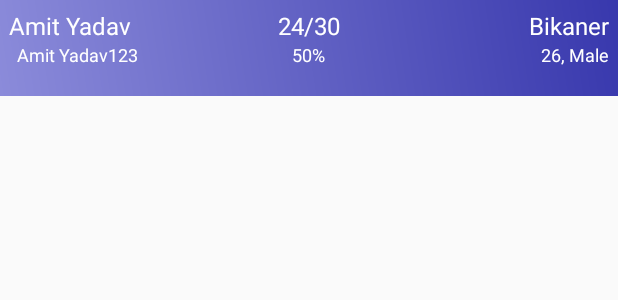
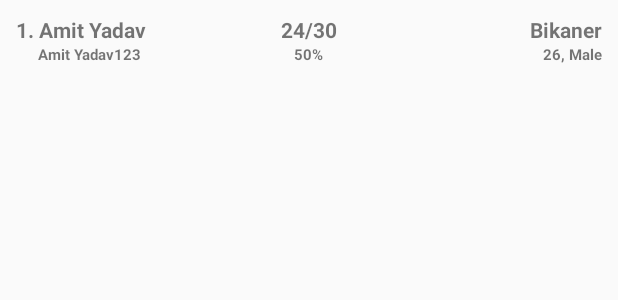
Before and after one commit to ayamit92/HakunaMatata, an Android app: the layout row_layout.xml on its own in the app's theme, with its tools: preview values and no code run, on a phone screen of 412 x 824 dp. Shown: the top 300 px of the screen. Run offline under Robolectric (Android 15) with nearby library versions, the light colour scheme and no system bars.

Commit message:
Leaderboard layout enhanced

```diff
--- a/app/src/main/java/com/balli/kbcreturns/LeaderboardActivity.java
+++ b/app/src/main/java/com/balli/kbcreturns/LeaderboardActivity.java
@@ -2,6 +2,7 @@ package com.balli.kbcreturns;
 
 import android.support.v7.app.AppCompatActivity;
 import android.os.Bundle;
+import android.support.v7.widget.DividerItemDecoration;
 import android.support.v7.widget.LinearLayoutManager;
 import android.support.v7.widget.RecyclerView;
 
@@ -32,6 +33,10 @@ public class LeaderboardActivity extends AppCompatActivity {
         // use a linear layout manager
         layoutManager = new LinearLayoutManager(this);
         recyclerView.setLayoutManager(layoutManager);
+        recyclerView.addItemDecoration(new DividerItemDecoration(this, LinearLayoutManager.VERTICAL));
+
+// set the adapter
+        recyclerView.setAdapter(mAdapter);
 //        List<String> input = new ArrayList<>();
 //        for (int i = 0; i < 100; i++) {
 //            input.add("Test" + i);
--- a/app/src/main/java/com/balli/kbcreturns/MyAdapter.java
+++ b/app/src/main/java/com/balli/kbcreturns/MyAdapter.java
@@ -89,7 +89,7 @@ public class MyAdapter extends RecyclerView.Adapter<MyAdapter.ViewHolder>{
 //            }
 //        });
 
-        holder.txtfirstLine.setText(position+1+". "+name);
+        holder.txtfirstLine.setText("#"+(position+1)+" "+name);
         holder.txtsecondLine.setText("(" + uniqueid+")");
         holder.txtthirdLine.setText(correct+"/"+attempted);
         holder.txtfourthLine.setText(percentage+"%");
--- a/app/src/main/res/layout/row_layout.xml
+++ b/app/src/main/res/layout/row_layout.xml
@@ -1,29 +1,31 @@
 <?xml version="1.0" encoding="utf-8"?>
 <RelativeLayout xmlns:android="http://schemas.android.com/apk/res/android"
     android:layout_width="fill_parent"
-    android:layout_height="?android:attr/listPreferredItemHeight"
-    android:background="@drawable/toolbarblue"
-    android:padding="6dp" >
-
+    android:layout_height="wrap_content">
 
     <TextView
         android:id="@+id/firstLine"
         android:layout_width="wrap_content"
         android:layout_height="wrap_content"
         android:layout_alignParentLeft="true"
-        android:text="Amit Yadav"
-        android:textColor="#ffffff"
-        android:textSize="16sp" />
+        android:text="1. Amit Yadav"
+        android:layout_marginLeft="5dp"
+        android:textStyle="bold"
+        android:paddingLeft="5dp"
+        android:paddingTop="10dp"
+        android:textSize="14sp" />
 
     <TextView
         android:id="@+id/secondLine"
         android:layout_width="wrap_content"
         android:layout_height="wrap_content"
         android:text="Amit Yadav123"
-        android:layout_marginLeft="5dp"
+        android:layout_marginLeft="20dp"
         android:layout_below="@+id/firstLine"
-        android:textColor="#ffffff"
-        android:textSize="12sp" />
+        android:textStyle="bold"
+        android:paddingLeft="5dp"
+        android:paddingBottom="10dp"
+        android:textSize="10sp" />
 
     <TextView
         android:id="@+id/thirdLine"
@@ -31,8 +33,9 @@
         android:layout_height="wrap_content"
         android:text="24/30"
         android:layout_centerHorizontal="true"
-        android:textColor="#ffffff"
-        android:textSize="16sp" />
+        android:textStyle="bold"
+        android:paddingTop="10dp"
+        android:textSize="14sp" />
 
     <TextView
         android:id="@+id/fourthLine"
@@ -41,8 +44,9 @@
         android:text="50%"
         android:layout_centerHorizontal="true"
         android:layout_below="@+id/thirdLine"
-        android:textColor="#ffffff"
-        android:textSize="12sp" />
+        android:paddingBottom="10dp"
+        android:textStyle="bold"
+        android:textSize="10sp" />
 
     <TextView
         android:id="@+id/fifthLine"
@@ -50,8 +54,11 @@
         android:layout_height="wrap_content"
         android:text="Bikaner"
         android:layout_alignParentRight="true"
-        android:textColor="#ffffff"
-        android:textSize="16sp" />
+        android:layout_marginRight="5dp"
+        android:textStyle="bold"
+        android:paddingRight="5dp"
+        android:paddingTop="10dp"
+        android:textSize="14sp" />
 
     <TextView
         android:id="@+id/sixthLine"
@@ -60,8 +67,11 @@
         android:text="26, Male"
         android:layout_below="@+id/fifthLine"
         android:layout_alignParentRight="true"
-        android:textColor="#ffffff"
-        android:textSize="12sp" />
+        android:layout_marginRight="5dp"
+        android:textStyle="bold"
+        android:paddingRight="5dp"
+        android:paddingBottom="10dp"
+        android:textSize="10sp" />
 
 
 
```
Also changed, not shown: app/src/main/res/layout/activity_leaderboard.xml (+19 -16 lines).
